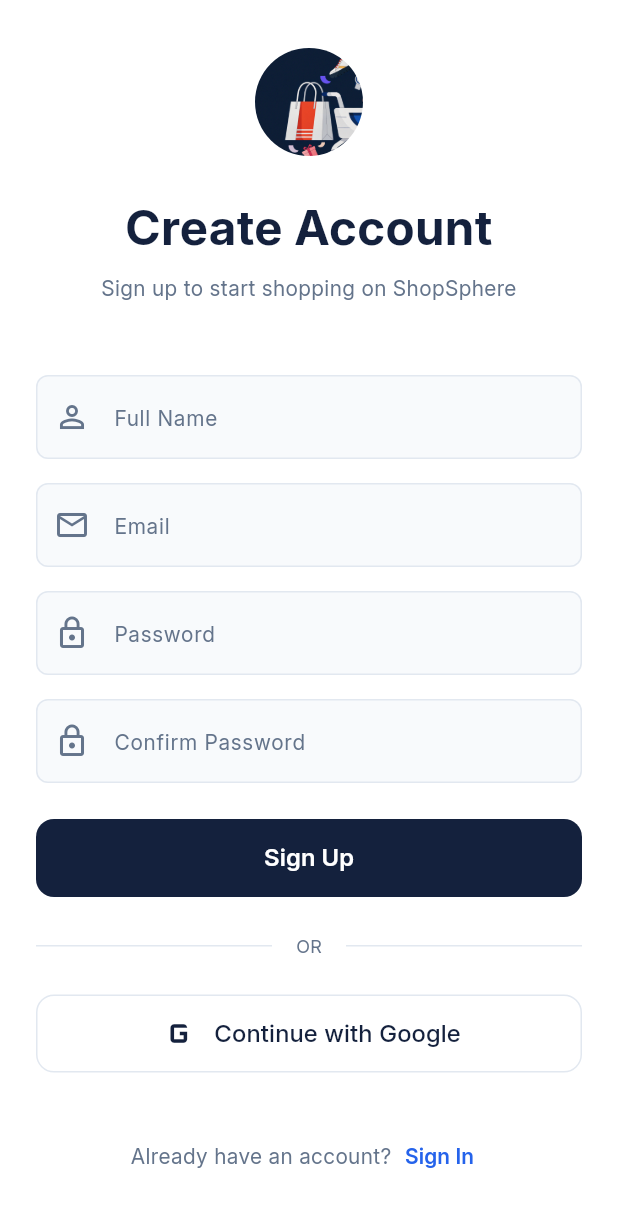
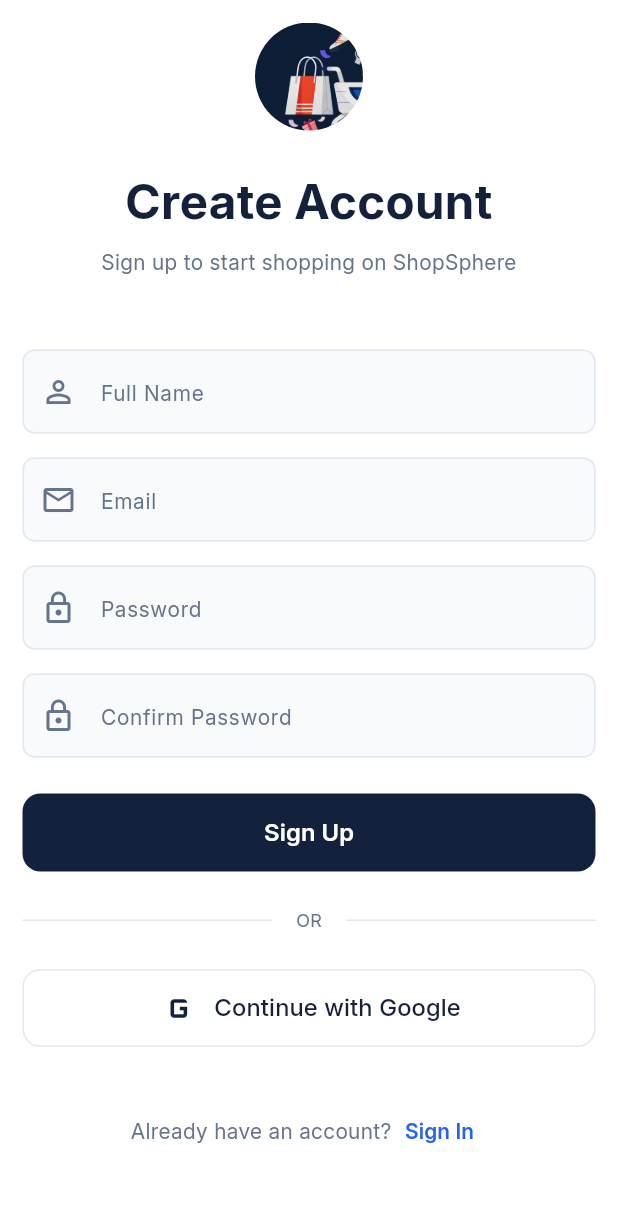
Before and after one commit to WajahatNoor/ShopSphere, a Flutter app: the RegisterScreen screen opened by its route, on a phone screen of 412 x 824 dp. Shown: the top 1207 px of the screen. Run offline on Flutter 3.47's test engine with Material 3 defaults, Android fonts, the phone set to English and light mode, and no system bars; our stand-ins replace bloc, equatable, firebase_auth, firebase_core, flutter_bloc, go_router and 1 more; accounts and stored records are empty.

Commit message:
integrated sign up and login with fierbase

```diff
--- a/lib/app/modules/Auth/bloc/auth_state.dart
+++ b/lib/app/modules/Auth/bloc/auth_state.dart
@@ -17,18 +17,6 @@
 
 final class UnAuthenticatedState extends AuthState {}
 
-final class AuthRegistoredUserSuccessState extends AuthActionState {
-  final String successState;
-
-  AuthRegistoredUserSuccessState({required this.successState});
-}
-
-final class AuthLogoutSuccess extends AuthActionState {
-  final String successState;
-
-  AuthLogoutSuccess({required this.successState});
-}
-
 final class AuthErrorState extends AuthActionState {
   final String errorMessage;
 
--- a/lib/app/modules/Register/views/register_screen.dart
+++ b/lib/app/modules/Register/views/register_screen.dart
@@ -51,12 +51,32 @@
   Widget build(BuildContext context) {
     return Scaffold(
       backgroundColor: AppColors.background,
-      body: SafeArea(
+      body: BlocConsumer<AuthBloc, AuthState>(
+        listener: (context, state) {
+          if (state is AuthenticatedState) {
+            ScaffoldMessenger.of(context).showSnackBar(
+              SnackBar(content: Text("Account Created Successfully")),
+            );
+          }
+          if (state is AuthErrorState) {
+            ScaffoldMessenger.of(
+              context,
+            ).showSnackBar(SnackBar(content: Text(state.errorMessage)));
+          }
+        },
+        builder: (context, state) {
+          final isLoading = state is AuthLoadingState;
+          return Stack(
+            children: [
+              SafeArea(
+                child: Padding(
+                  padding: EdgeInsets.all(15.0),
+                  child: Center(
+                    child: Column(
+                      mainAxisAlignment: MainAxisAlignment.center,
+                      children: [
+                        Expanded(
                           child: SingleChildScrollView(
-          padding: const EdgeInsets.symmetric(
-            horizontal: AppSpacing.lg,
-            vertical: AppSpacing.xl,
-          ),
                             child: Form(
                               key: formKey,
                               child: Column(
@@ -64,7 +84,8 @@
                                 children: [
                                   const AuthHeader(
                                     title: 'Create Account',
-                  subtitle: 'Sign up to start shopping on ShopSphere',
+                                    subtitle:
+                                        'Sign up to start shopping on ShopSphere',
                                   ),
                                   const SizedBox(height: AppSpacing.xxl),
                                   const AuthTextField(
@@ -99,14 +120,24 @@
                                     controller: confirmPasswordController,
                                     obscureText: true,
                                     textInputAction: TextInputAction.done,
-                  validator: (value) => Validators.validateConfirmPassword(
+                                    validator: (value) =>
+                                        Validators.validateConfirmPassword(
                                           value: value,
-                    password: confirmPasswordController.text,
+                                          password:
+                                              confirmPasswordController.text,
                                         ),
                                   ),
 
                                   const SizedBox(height: AppSpacing.lg),
-                AuthButton(title: 'Sign Up', onPressed: doSignup),
+                                  AuthButton(
+                                    title: 'Sign Up',
+
+                                    onPressed: isLoading
+                                        ? () {}
+                                        : () {
+                                            doSignup();
+                                          },
+                                  ),
                                   const SizedBox(height: AppSpacing.lg),
                                   const AuthDivider(),
                                   const SizedBox(height: AppSpacing.lg),
@@ -115,13 +146,35 @@
                                   AuthPrompt(
                                     question: 'Already have an account?',
                                     actionText: 'Sign In',
-                  onTap: () => context.goNamed(AppRoutes.login),
+                                    onTap: () =>
+                                        context.goNamed(AppRoutes.login),
                                   ),
                                 ],
                               ),
                             ),
                           ),
                         ),
+                      ],
+                    ),
+                  ),
+                ),
+              ),
+              if (isLoading)
+                Positioned.fill(
+                  child: Container(
+                    color: Colors.black.withValues(alpha: 0.35),
+                    child: Center(
+                      child: CircularProgressIndicator(
+                        color: AppColors.primary,
+                        strokeWidth: 3,
+                      ),
+                    ),
+                  ),
+                ),
+            ],
+          );
+        },
+      ),
     );
   }
 }
--- a/lib/app/res/app_theme.dart
+++ b/lib/app/res/app_theme.dart
@@ -30,6 +30,7 @@
       appBarTheme: const AppBarTheme(
         backgroundColor: AppColors.background,
         foregroundColor: AppColors.primary,
+
         elevation: 0,
         centerTitle: false,
       ),
--- a/lib/app/services/firebase_auth_services.dart
+++ b/lib/app/services/firebase_auth_services.dart
@@ -25,7 +25,7 @@
     required String password,
   }) async {
     return await firebaseAuth.signInWithEmailAndPassword(
-      email: email.trim(),
+      email: email,
       password: password,
     );
   }
```
Also changed, not shown: lib/app/modules/Auth/bloc/auth_bloc.dart (+0 -7 lines), lib/app/modules/Login/views/login_screen.dart (+41 -2 lines). Lines whose indentation alone changed are shown as unchanged.
